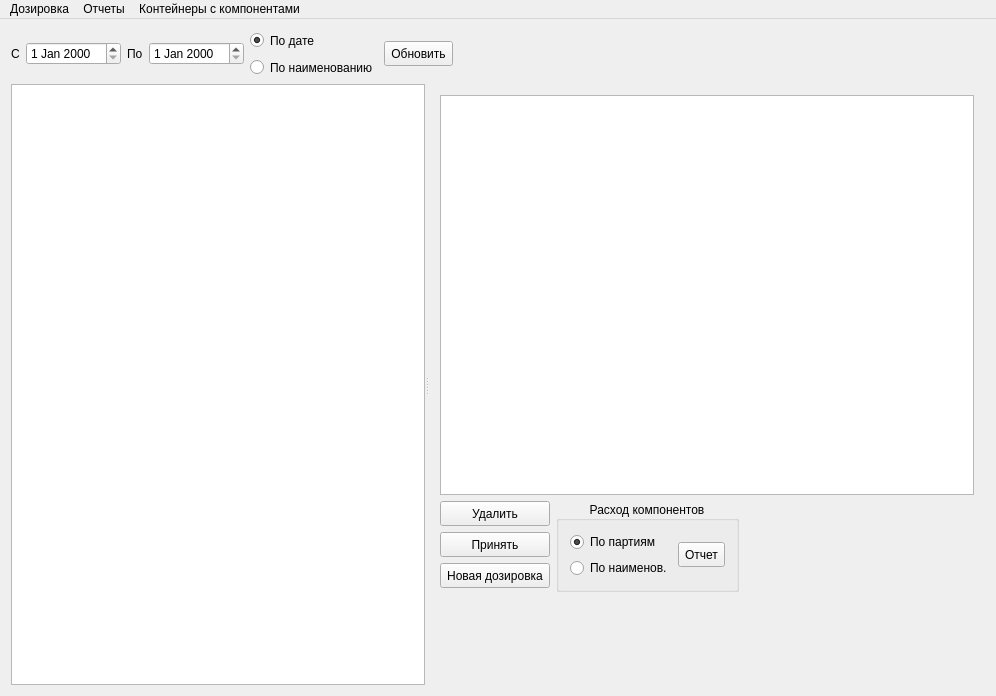
Qt form mainwindow.ui (Sergeyego/doz_view) before a commit.
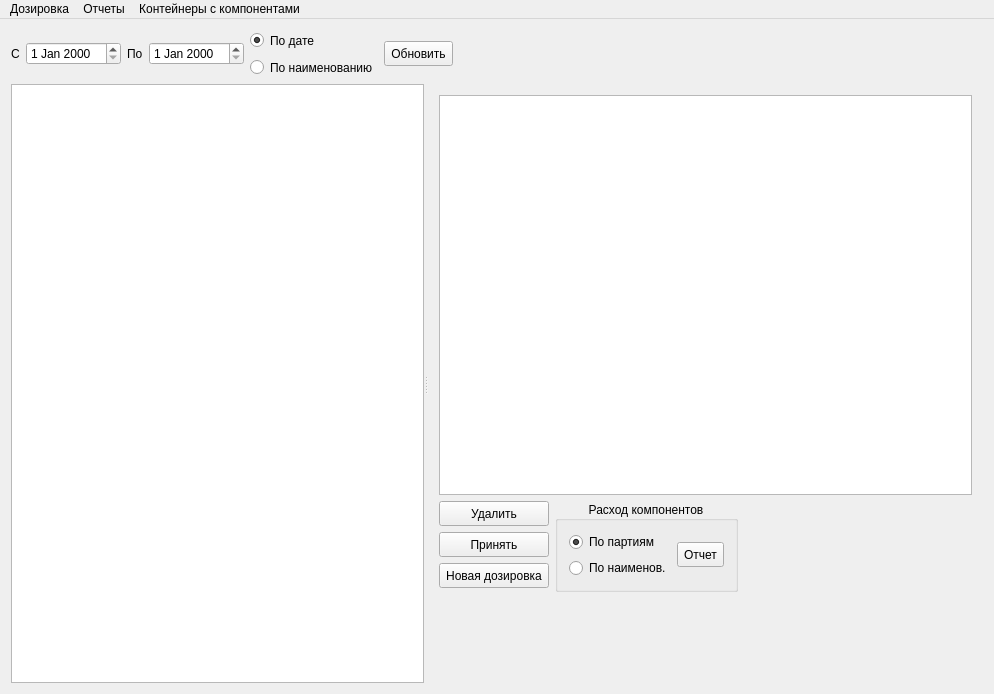
The same form after that commit. Icons and pictures are not drawn. Custom widgets are drawn as their Qt base class.

What changed in the file:
```diff
--- a/mainwindow.ui
+++ b/mainwindow.ui
@@ -6,8 +6,8 @@
    <rect>
     <x>0</x>
     <y>0</y>
-    <width>996</width>
-    <height>696</height>
+    <width>994</width>
+    <height>694</height>
    </rect>
   </property>
   <property name="windowTitle">
@@ -381,7 +381,7 @@
     <rect>
      <x>0</x>
      <y>0</y>
-     <width>996</width>
+     <width>994</width>
      <height>24</height>
     </rect>
    </property>
```
Left out of the diff: 9 changed lines with no effect on the pictures.
